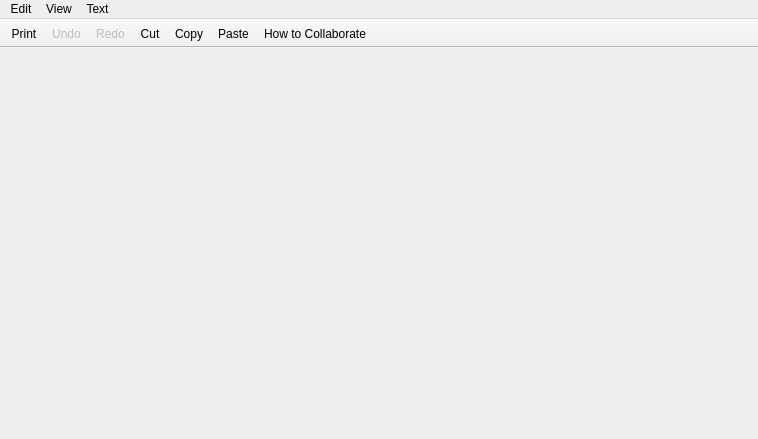
First picture: the form in client/sharededitor/sharednote.ui, repository Rolisteam/rolisteam, before the edit.
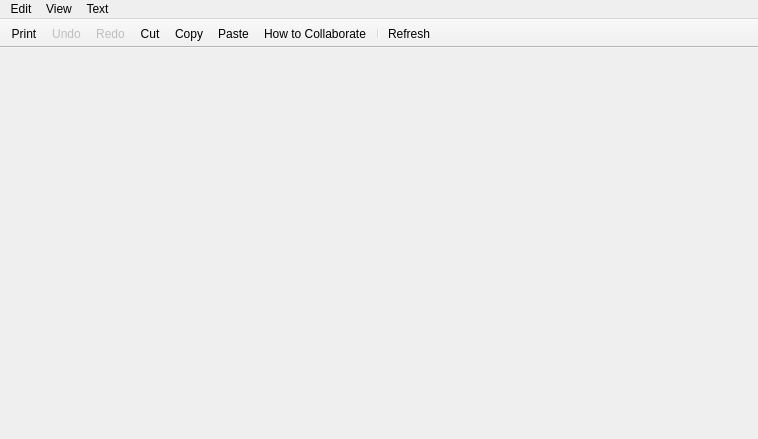
Second picture: the form after the edit. Icons and pictures are not drawn.

Commit message: remove out-of-date comments

```diff
--- a/client/sharededitor/sharednote.ui
+++ b/client/sharededitor/sharednote.ui
@@ -114,6 +114,8 @@
    <addaction name="actionEdit_Copy"/>
    <addaction name="actionEdit_Paste"/>
    <addaction name="actionHelp_How_to_Collaborate"/>
+   <addaction name="separator"/>
+   <addaction name="m_refresh"/>
   </widget>
   <action name="actionEdit_Undo">
    <property name="enabled">
@@ -390,6 +392,11 @@
     <bool>false</bool>
    </property>
   </action>
+  <action name="m_refresh">
+   <property name="text">
+    <string>Refresh</string>
+   </property>
+  </action>
  </widget>
  <layoutdefault spacing="6" margin="11"/>
  <resources>
```
Left out of the diff: 1 changed line with no effect on the pictures. The commit also changes 1 other file.
